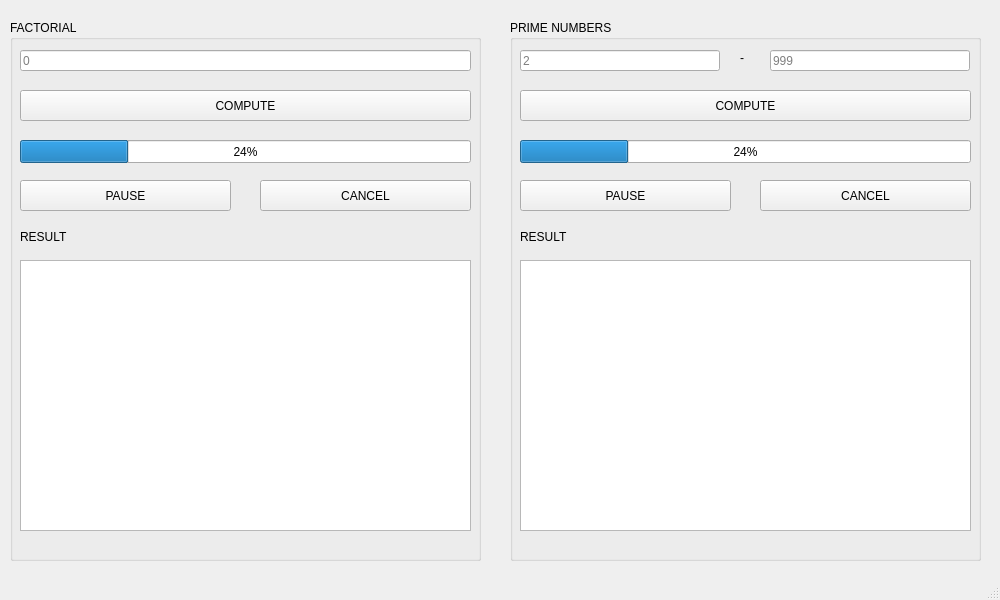
First picture: the form in mainwindow.ui, repository dverunka/Qt-Computamber, before the edit.
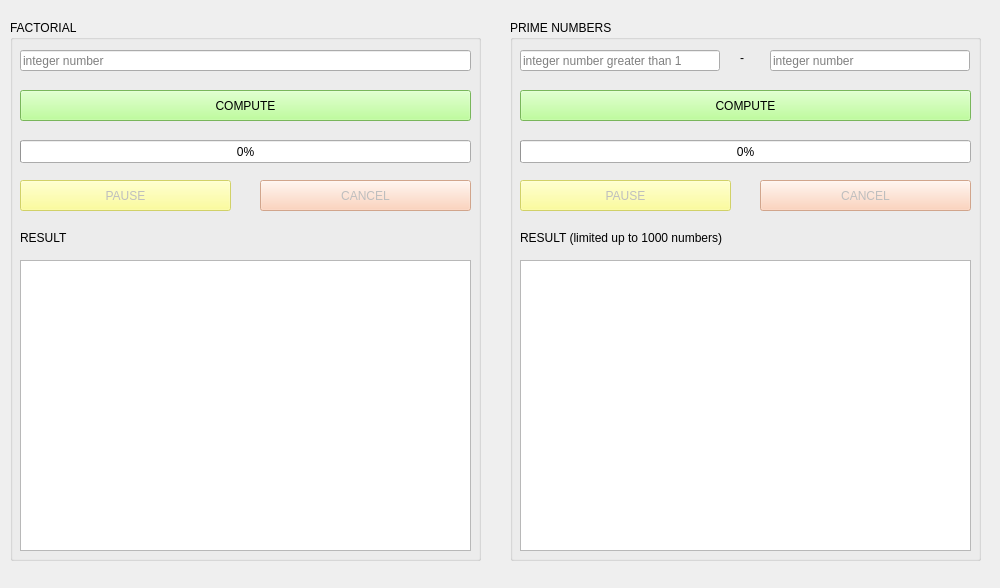
Second picture: the form after the edit.

What changed in the file:
```diff
--- a/mainwindow.ui
+++ b/mainwindow.ui
@@ -7,7 +7,7 @@
     <x>0</x>
     <y>0</y>
     <width>1000</width>
-    <height>600</height>
+    <height>588</height>
    </rect>
   </property>
   <property name="windowTitle">
@@ -45,7 +45,7 @@
       <set>Qt::ImhDigitsOnly</set>
      </property>
      <property name="placeholderText">
-      <string>0</string>
+      <string>integer number</string>
      </property>
     </widget>
     <widget class="QPushButton" name="factCompute">
@@ -57,6 +57,9 @@
        <height>31</height>
       </rect>
      </property>
+     <property name="styleSheet">
+      <string notr="true">background-color: rgb(170, 255, 127);</string>
+     </property>
      <property name="text">
       <string>COMPUTE</string>
      </property>
@@ -70,11 +73,17 @@
        <height>23</height>
       </rect>
      </property>
+     <property name="styleSheet">
+      <string notr="true"/>
+     </property>
      <property name="value">
-      <number>24</number>
+      <number>0</number>
      </property>
     </widget>
     <widget class="QPushButton" name="factPause">
+     <property name="enabled">
+      <bool>false</bool>
+     </property>
      <property name="geometry">
       <rect>
        <x>10</x>
@@ -83,11 +92,17 @@
        <height>31</height>
       </rect>
      </property>
+     <property name="styleSheet">
+      <string notr="true">background-color: rgb(255, 255, 127);</string>
+     </property>
      <property name="text">
       <string>PAUSE</string>
      </property>
     </widget>
     <widget class="QPushButton" name="factCancel">
+     <property name="enabled">
+      <bool>false</bool>
+     </property>
      <property name="geometry">
       <rect>
        <x>250</x>
@@ -96,6 +111,9 @@
        <height>31</height>
       </rect>
      </property>
+     <property name="styleSheet">
+      <string notr="true">background-color: rgb(255, 201, 170);</string>
+     </property>
      <property name="text">
       <string>CANCEL</string>
      </property>
@@ -105,8 +123,8 @@
       <rect>
        <x>10</x>
        <y>210</y>
-       <width>47</width>
-       <height>13</height>
+       <width>71</width>
+       <height>16</height>
       </rect>
      </property>
      <property name="text">
@@ -119,7 +137,7 @@
        <x>10</x>
        <y>240</y>
        <width>451</width>
-       <height>271</height>
+       <height>291</height>
       </rect>
      </property>
      <property name="readOnly">
@@ -152,7 +170,7 @@
       <set>Qt::ImhDigitsOnly</set>
      </property>
      <property name="placeholderText">
-      <string>2</string>
+      <string>integer number greater than 1</string>
      </property>
     </widget>
     <widget class="QPushButton" name="primeCompute">
@@ -164,6 +182,9 @@
        <height>31</height>
       </rect>
      </property>
+     <property name="styleSheet">
+      <string notr="true">background-color: rgb(170, 255, 127);</string>
+     </property>
      <property name="text">
       <string>COMPUTE</string>
      </property>
@@ -178,10 +199,13 @@
       </rect>
      </property>
      <property name="value">
-      <number>24</number>
+      <number>0</number>
      </property>
     </widget>
     <widget class="QPushButton" name="primePause">
+     <property name="enabled">
+      <bool>false</bool>
+     </property>
      <property name="geometry">
       <rect>
        <x>10</x>
@@ -190,11 +214,17 @@
        <height>31</height>
       </rect>
      </property>
+     <property name="styleSheet">
+      <string notr="true">background-color: rgb(255, 255, 127);</string>
+     </property>
      <property name="text">
       <string>PAUSE</string>
      </property>
     </widget>
     <widget class="QPushButton" name="primeCancel">
+     <property name="enabled">
+      <bool>false</bool>
+     </property>
      <property name="geometry">
       <rect>
        <x>250</x>
@@ -203,6 +233,9 @@
        <height>31</height>
       </rect>
      </property>
+     <property name="styleSheet">
+      <string notr="true">background-color: rgb(255, 201, 170);</string>
+     </property>
      <property name="text">
       <string>CANCEL</string>
      </property>
@@ -212,12 +245,12 @@
       <rect>
        <x>10</x>
        <y>210</y>
-       <width>47</width>
-       <height>13</height>
+       <width>441</width>
+       <height>16</height>
       </rect>
      </property>
      <property name="text">
-      <string>RESULT</string>
+      <string>RESULT (limited up to 1000 numbers)</string>
      </property>
     </widget>
     <widget class="QTextEdit" name="primeResult">
@@ -226,7 +259,7 @@
        <x>10</x>
        <y>240</y>
        <width>451</width>
-       <height>271</height>
+       <height>291</height>
       </rect>
      </property>
      <property name="readOnly">
@@ -246,7 +279,7 @@
       <set>Qt::ImhDigitsOnly</set>
      </property>
      <property name="placeholderText">
-      <string>999</string>
+      <string>integer number</string>
      </property>
     </widget>
     <widget class="QLabel" name="label_3">
@@ -254,7 +287,7 @@
       <rect>
        <x>230</x>
        <y>30</y>
-       <width>21</width>
+       <width>31</width>
        <height>16</height>
       </rect>
      </property>
@@ -264,17 +297,6 @@
     </widget>
    </widget>
   </widget>
-  <widget class="QMenuBar" name="menubar">
-   <property name="geometry">
-    <rect>
-     <x>0</x>
-     <y>0</y>
-     <width>1000</width>
-     <height>21</height>
-    </rect>
-   </property>
-  </widget>
-  <widget class="QStatusBar" name="statusbar"/>
  </widget>
  <resources/>
  <connections/>
```
